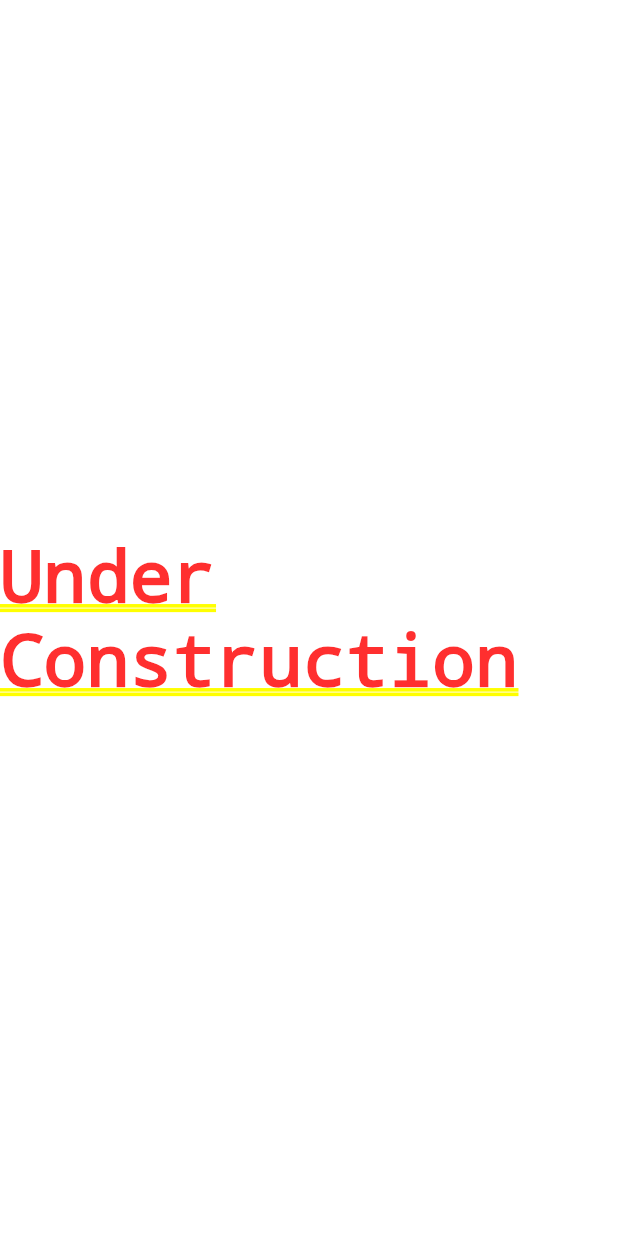
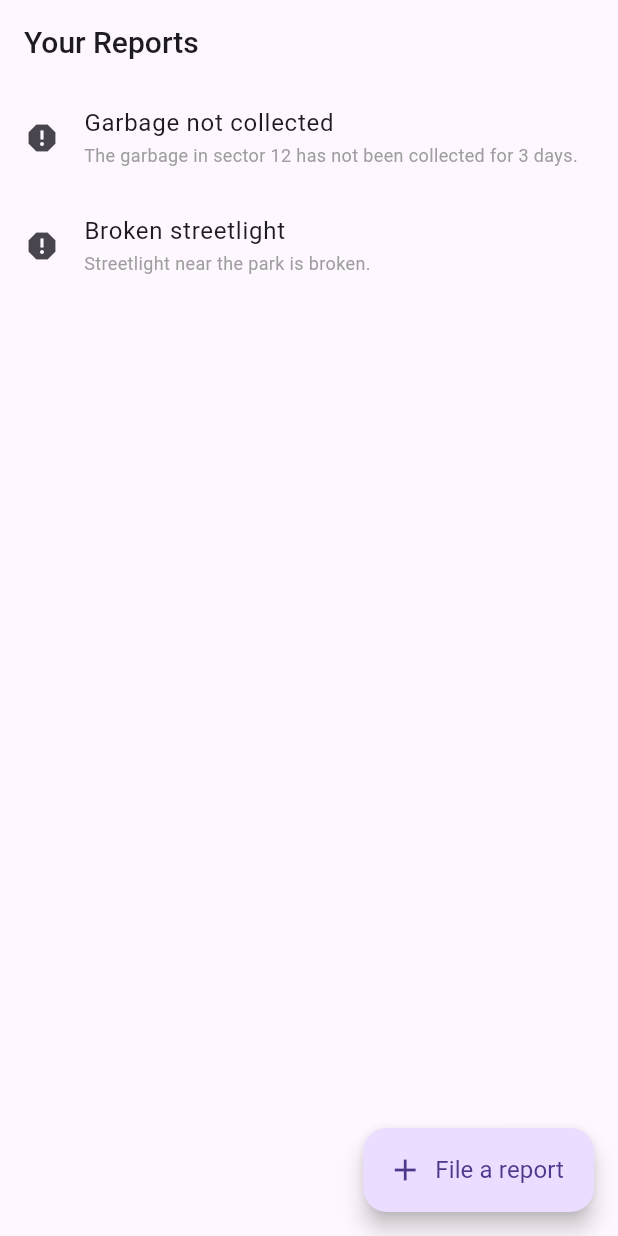
Before and after one commit to ThisIsSidam/swach_track, a Flutter app: the screen it shows after launch, after a tap on "Login as Citizen", on a phone screen of 412 x 824 dp. Run offline on Flutter 3.47's test engine with Material 3 defaults, Android fonts, the phone set to English and light mode, and no system bars; our stand-ins replace equatable, flutter_bloc, go_router; network calls fail.

Commit message:
feat: added citizen homescreen with report listings

```diff
--- a/lib/feature/auth/login_choice_screen.dart
+++ b/lib/feature/auth/login_choice_screen.dart
@@ -7,7 +7,6 @@ class LoginChoiceScreen extends StatelessWidget {
 
   @override
   Widget build(BuildContext context) {
-    // simple gradient similar to the reference image
     final backgroundGradient = const LinearGradient(
       begin: Alignment.topLeft,
       end: Alignment.bottomRight,
@@ -20,14 +19,15 @@ class LoginChoiceScreen extends StatelessWidget {
         width: double.infinity,
         height: double.infinity,
         child: Center(
-          child: ConstrainedBox(
+          child: Container(
+            margin: EdgeInsets.all(8),
             constraints: const BoxConstraints(maxWidth: 420),
             child: Card(
               elevation: 8,
               shape: RoundedRectangleBorder(
                 borderRadius: BorderRadius.circular(20),
               ),
-              color: Colors.white.withOpacity(0.97),
+              color: Colors.white,
               child: Padding(
                 padding: const EdgeInsets.symmetric(
                   horizontal: 28.0,
@@ -36,7 +36,6 @@ class LoginChoiceScreen extends StatelessWidget {
                 child: Column(
                   mainAxisSize: MainAxisSize.min,
                   children: [
-                    // top icon + title
                     Row(
                       mainAxisAlignment: MainAxisAlignment.center,
                       children: const [
@@ -60,7 +59,6 @@ class LoginChoiceScreen extends StatelessWidget {
 
                     const SizedBox(height: 28),
 
-                    // Two big action buttons
                     GradientButton(
                       text: 'Login as Citizen',
                       onTap: () => context.go(AppRoute.citizenHome.path),
@@ -76,7 +74,6 @@ class LoginChoiceScreen extends StatelessWidget {
 
                     const SizedBox(height: 20),
 
-                    // small footer
                     const Text(
                       'Choose your role to continue',
                       style: TextStyle(color: Colors.grey, fontSize: 13),
@@ -92,7 +89,6 @@ class LoginChoiceScreen extends StatelessWidget {
   }
 }
 
-/// A rounded button with a gradient background.
 class GradientButton extends StatelessWidget {
   final String text;
   final VoidCallback onTap;
@@ -118,7 +114,7 @@ class GradientButton extends StatelessWidget {
             borderRadius: BorderRadius.circular(12),
             boxShadow: [
               BoxShadow(
-                color: Colors.black.withOpacity(0.12),
+                color: Colors.black.withAlpha(32),
                 blurRadius: 8,
                 offset: const Offset(0, 4),
               ),
@@ -144,7 +140,6 @@ class GradientButton extends StatelessWidget {
   }
 }
 
-/// A rounded outline-style button (light background + subtle gradient border)
 class OutlinedGradientButton extends StatelessWidget {
   final String text;
   final VoidCallback onTap;
@@ -171,11 +166,11 @@ class OutlinedGradientButton extends StatelessWidget {
             borderRadius: BorderRadius.circular(12),
             gradient: borderGradient,
           ),
-          padding: const EdgeInsets.all(2), // border thickness
+          padding: const EdgeInsets.all(2),
           child: Container(
             alignment: Alignment.center,
             decoration: BoxDecoration(
-              color: Colors.white, // inner fill
+              color: Colors.white,
               borderRadius: BorderRadius.circular(10),
             ),
             child: Text(
--- a/lib/feature/citizen-home/citizen_module.dart
+++ b/lib/feature/citizen-home/citizen_module.dart
@@ -2,7 +2,7 @@ import 'package:flutter/material.dart';
 import 'package:go_router/go_router.dart';
 import 'package:swach_track/app/router/module.dart';
 import 'package:swach_track/app/router/routes.dart';
-import 'package:swach_track/feature/citizen-home/screens/citizen_homescreen.dart';
+import 'package:swach_track/feature/citizen-home/presentation/screens/citizen_homescreen.dart';
 
 class CitizenModule extends AppModule {
   @override
@@ -11,9 +11,9 @@ class CitizenModule extends AppModule {
   @override
   List<RouteBase> build() {
     return <RouteBase>[
-      AppRoute.municipalityHome.toGoRoute(
+      AppRoute.citizenHome.toGoRoute(
         builder: (BuildContext context, GoRouterState state) =>
-            const CitizenHomescreen(),
+            const CitizenHomeScreen(),
       ),
     ];
   }
--- /dev/null
+++ b/lib/feature/citizen-home/data/models/report.dart
@@ -0,0 +1,26 @@
+import 'package:equatable/equatable.dart';
+
+class Report extends Equatable {
+  final String reportId;
+  final String title;
+  final String? description;
+  final List<String> imageUrls;
+  final String reportedBy;
+
+  const Report({
+    required this.reportId,
+    required this.title,
+    required this.imageUrls,
+    required this.reportedBy,
+    this.description,
+  });
+
+  @override
+  List<Object?> get props => [
+    reportId,
+    title,
+    description,
+    imageUrls,
+    reportedBy,
+  ];
+}
--- /dev/null
+++ b/lib/feature/citizen-home/presentation/blocs/reports_cubit.dart
@@ -0,0 +1,53 @@
+import 'package:equatable/equatable.dart';
+import 'package:flutter_bloc/flutter_bloc.dart';
+import 'package:swach_track/feature/citizen-home/data/models/report.dart';
+
+class ReportsCubit extends Cubit<ReportsState> {
+  ReportsCubit() : super(ReportsInitial());
+
+  Future<void> fetchReports() async {
+    emit(ReportsLoading());
+    await Future.delayed(const Duration(seconds: 1)); // simulate loading
+
+    // mock data
+    final reports = [
+      Report(
+        reportId: "1",
+        title: "Garbage not collected",
+        description:
+            "The garbage in sector 12 has not been collected for 3 days.",
+        imageUrls: [
+          "https://staticimg.amarujala.com/assets/images/2016/04/07/garbage_1460034642.jpeg?w=414&dpr=1.0&q=80",
+        ],
+        reportedBy: "user123",
+      ),
+      Report(
+        reportId: "2",
+        title: "Broken streetlight",
+        description: "Streetlight near the park is broken.",
+        imageUrls: [],
+        reportedBy: "user456",
+      ),
+    ];
+
+    emit(ReportsLoaded(reports));
+  }
+}
+
+abstract class ReportsState extends Equatable {
+  @override
+  List<Object?> get props => [];
+}
+
+class ReportsInitial extends ReportsState {}
+
+class ReportsLoading extends ReportsState {}
+
+class ReportsLoaded extends ReportsState {
+  final List<Report> reports;
+
+  ReportsLoaded(this.reports);
+
+  @override
+  List<Object?> get props => [reports];
+}
--- a/lib/feature/citizen-home/presentation/screens/citizen_homescreen.dart
+++ b/lib/feature/citizen-home/presentation/screens/citizen_homescreen.dart
@@ -1,10 +1,95 @@
 import 'package:flutter/material.dart';
+import 'package:flutter_bloc/flutter_bloc.dart';
+import 'package:swach_track/feature/citizen-home/presentation/blocs/reports_cubit.dart';
+import 'package:swach_track/shared/app_text.dart';
 
-class CitizenHomescreen extends StatelessWidget {
-  const CitizenHomescreen({super.key});
+class CitizenHomeScreen extends StatelessWidget {
+  const CitizenHomeScreen({super.key});
+
+  void onAdd() {}
 
   @override
   Widget build(BuildContext context) {
-    return Center(child: Text('Under Construction'));
+    return BlocProvider(
+      create: (_) => ReportsCubit()..fetchReports(),
+      child: Scaffold(
+        appBar: AppBar(title: const AppText.title1("Your Reports")),
+        body: BlocBuilder<ReportsCubit, ReportsState>(
+          builder: (context, state) {
+            if (state is ReportsLoading) {
+              return const Center(child: CircularProgressIndicator());
+            } else if (state is ReportsLoaded) {
+              if (state.reports.isEmpty) {
+                return _EmptyReports(onAdd: onAdd);
+              }
+              return ListView.builder(
+                itemCount: state.reports.length,
+                itemBuilder: (context, index) {
+                  final report = state.reports[index];
+                  return ListTile(
+                    title: AppText.body1(report.title),
+                    subtitle: report.description == null
+                        ? null
+                        : AppText.caption(report.description!),
+                    leading: report.imageUrls.isNotEmpty
+                        ? ClipRRect(
+                            borderRadius: BorderRadius.circular(8),
+                            child: Image.network(
+                              report.imageUrls.first,
+                              width: 50,
+                              height: 50,
+                              fit: BoxFit.cover,
+                              errorBuilder: (context, error, stackTrace) =>
+                                  const Icon(Icons.report),
+                            ),
+                          )
+                        : const Icon(Icons.report),
+                  );
+                },
+              );
+            }
+            return const SizedBox.shrink();
+          },
+        ),
+        floatingActionButton: BlocBuilder<ReportsCubit, ReportsState>(
+          builder: (context, state) {
+            if (state is ReportsLoaded && state.reports.isNotEmpty) {
+              return FloatingActionButton.extended(
+                onPressed: onAdd,
+                icon: const Icon(Icons.add),
+                label: AppText.body1('File a report'),
+              );
+            }
+            return const SizedBox.shrink();
+          },
+        ),
+      ),
+    );
   }
 }
+
+class _EmptyReports extends StatelessWidget {
+  final VoidCallback onAdd;
+
+  const _EmptyReports({required this.onAdd});
+
+  @override
+  Widget build(BuildContext context) {
+    return Center(
+      child: Column(
+        mainAxisSize: MainAxisSize.min,
+        children: [
+          const Icon(Icons.folder_open, size: 80, color: Colors.grey),
+          const SizedBox(height: 12),
+          const AppText.body2("No reports yet", color: Colors.grey),
+          const SizedBox(height: 20),
+          ElevatedButton.icon(
+            onPressed: onAdd,
+            icon: const Icon(Icons.add),
+            label: const AppText.caption("Add Report"),
+          ),
+        ],
+      ),
+    );
+  }
+}
--- a/lib/feature/municipality-home/municipality_module.dart
+++ b/lib/feature/municipality-home/municipality_module.dart
@@ -11,7 +11,7 @@ class MunicipalityModule extends AppModule {
   @override
   List<RouteBase> build() {
     return <RouteBase>[
-      AppRoute.citizenHome.toGoRoute(
+      AppRoute.municipalityHome.toGoRoute(
         builder: (BuildContext context, GoRouterState state) =>
             const MunicipalityHomeScreen(),
       ),
--- /dev/null
+++ b/lib/shared/app_text.dart
@@ -0,0 +1,152 @@
+import 'package:flutter/material.dart';
+
+/// A Text widget wrapper for quick customizations
+class AppText extends StatelessWidget {
+  const AppText(
+    this.data, {
+    super.key,
+    this.style,
+    this.textAlign,
+    this.maxLines,
+    this.overflow,
+    this.softWrap = true,
+    this.fontSize,
+    this.fontWeight,
+    this.color,
+  });
+
+  const AppText.heading1(
+    this.data, {
+    super.key,
+    this.textAlign,
+    this.maxLines,
+    this.overflow,
+    this.softWrap = true,
+    this.fontSize,
+    this.fontWeight,
+    this.color,
+  }) : style = const TextStyle(fontSize: 32, fontWeight: FontWeight.w700);
+
+  const AppText.heading2(
+    this.data, {
+    super.key,
+    this.textAlign,
+    this.maxLines,
+    this.overflow,
+    this.softWrap = true,
+    this.fontSize,
+    this.fontWeight,
+    this.color,
+  }) : style = const TextStyle(fontSize: 24, fontWeight: FontWeight.w600);
+
+  const AppText.title1(
+    this.data, {
+    super.key,
+    this.textAlign,
+    this.maxLines,
+    this.overflow,
+    this.softWrap = true,
+    this.fontSize,
+    this.fontWeight,
+    this.color,
+  }) : style = const TextStyle(fontSize: 20, fontWeight: FontWeight.w500);
+
+  const AppText.title2(
+    this.data, {
+    super.key,
+    this.textAlign,
+    this.maxLines,
+    this.overflow,
+    this.softWrap = true,
+    this.fontSize,
+    this.fontWeight,
+    this.color,
+  }) : style = const TextStyle(fontSize: 18, fontWeight: FontWeight.w500);
+
+  const AppText.title3(
+    this.data, {
+    super.key,
+    this.textAlign,
+    this.maxLines,
+    this.overflow,
+    this.softWrap = true,
+    this.fontSize,
+    this.fontWeight,
+    this.color,
+  }) : style = const TextStyle(fontSize: 16, fontWeight: FontWeight.w500);
+
+  const AppText.body1(
+    this.data, {
+    super.key,
+    this.textAlign,
+    this.maxLines,
+    this.overflow,
+    this.softWrap = true,
+    this.fontSize,
+    this.fontWeight,
+    this.color,
+  }) : style = const TextStyle(fontSize: 16, fontWeight: FontWeight.normal);
+
+  const AppText.body2(
+    this.data, {
+    super.key,
+    this.textAlign,
+    this.maxLines,
+    this.overflow,
+    this.softWrap = true,
+    this.fontSize,
+    this.fontWeight,
+    this.color,
+  }) : style = const TextStyle(fontSize: 14, fontWeight: FontWeight.normal);
+
+  const AppText.label(
+    this.data, {
+    super.key,
+    this.textAlign,
+    this.maxLines,
+    this.overflow,
+    this.softWrap = true,
+    this.fontSize,
+    this.fontWeight,
+    this.color,
+  }) : style = const TextStyle(fontSize: 14, fontWeight: FontWeight.w400);
+
+  const AppText.caption(
+    this.data, {
+    super.key,
+    this.textAlign,
+    this.maxLines,
+    this.overflow,
+    this.softWrap = true,
+    this.fontSize,
+    this.fontWeight,
+    this.color,
+  }) : style = const TextStyle(fontSize: 12, color: Colors.grey);
+  final String data;
+  final TextStyle? style;
+  final TextAlign? textAlign;
+  final int? maxLines;
+  final TextOverflow? overflow;
+  final bool softWrap;
+  final double? fontSize;
+  final FontWeight? fontWeight;
+  final Color? color;
+
+  @override
+  Widget build(BuildContext context) {
+    final TextStyle inheritedStyle = DefaultTextStyle.of(context).style;
+    final TextStyle mergedStyle = inheritedStyle.merge(style);
+    final TextStyle effectiveStyle = mergedStyle
+        .merge(style)
+        .copyWith(fontSize: fontSize, fontWeight: fontWeight, color: color);
+
+    return Text(
+      data,
+      style: effectiveStyle,
+      textAlign: textAlign,
+      maxLines: maxLines,
+      overflow: overflow,
+      softWrap: softWrap,
+    );
+  }
+}
--- a/pubspec.yaml
+++ b/pubspec.yaml
@@ -36,6 +36,7 @@ dependencies:
   cupertino_icons: ^1.0.8
   flutter_bloc: ^9.1.1
   go_router: ^16.2.2
+  equatable: ^2.0.7
 
 dev_dependencies:
   flutter_test:
```
Also changed, not shown: pubspec.lock.
